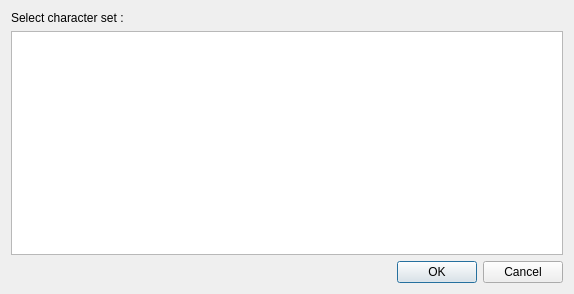
fougue/cassolette, file src/select_charset_dialog.ui: the form before one commit.
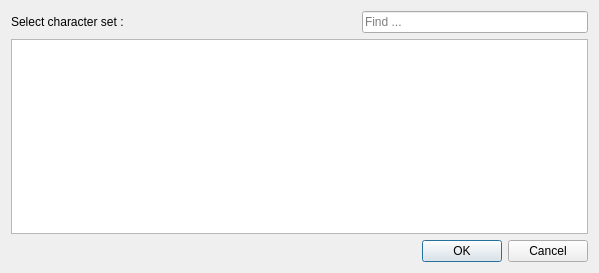
The form after the commit.

Commit message: Implement filtering of charset in "charset selection" dialog

Diff of the .ui file:
```diff
--- a/src/select_charset_dialog.ui
+++ b/src/select_charset_dialog.ui
@@ -6,25 +6,45 @@
    <rect>
     <x>0</x>
     <y>0</y>
-    <width>574</width>
-    <height>294</height>
+    <width>599</width>
+    <height>273</height>
    </rect>
   </property>
   <property name="windowTitle">
    <string>Text Encoding</string>
   </property>
-  <layout class="QVBoxLayout" name="verticalLayout">
-   <item>
+  <layout class="QGridLayout" name="gridLayout">
+   <item row="0" column="0">
     <widget class="QLabel" name="label">
      <property name="text">
       <string>Select character set :</string>
      </property>
     </widget>
    </item>
-   <item>
-    <widget class="QListWidget" name="charsetListWidget"/>
+   <item row="0" column="1">
+    <spacer name="horizontalSpacer">
+     <property name="orientation">
+      <enum>Qt::Horizontal</enum>
+     </property>
+     <property name="sizeHint" stdset="0">
+      <size>
+       <width>225</width>
+       <height>20</height>
+      </size>
+     </property>
+    </spacer>
    </item>
-   <item>
+   <item row="0" column="2">
+    <widget class="QLineEdit" name="findLineEdit">
+     <property name="placeholderText">
+      <string>Find ...</string>
+     </property>
+     <property name="clearButtonEnabled">
+      <bool>true</bool>
+     </property>
+    </widget>
+   </item>
+   <item row="2" column="2">
     <widget class="QDialogButtonBox" name="buttonBox">
      <property name="orientation">
       <enum>Qt::Horizontal</enum>
@@ -34,6 +54,9 @@
      </property>
     </widget>
    </item>
+   <item row="1" column="0" colspan="3">
+    <widget class="QListView" name="charsetListView"/>
+   </item>
   </layout>
  </widget>
  <resources/>
```
The commit also changes 2 other files.
